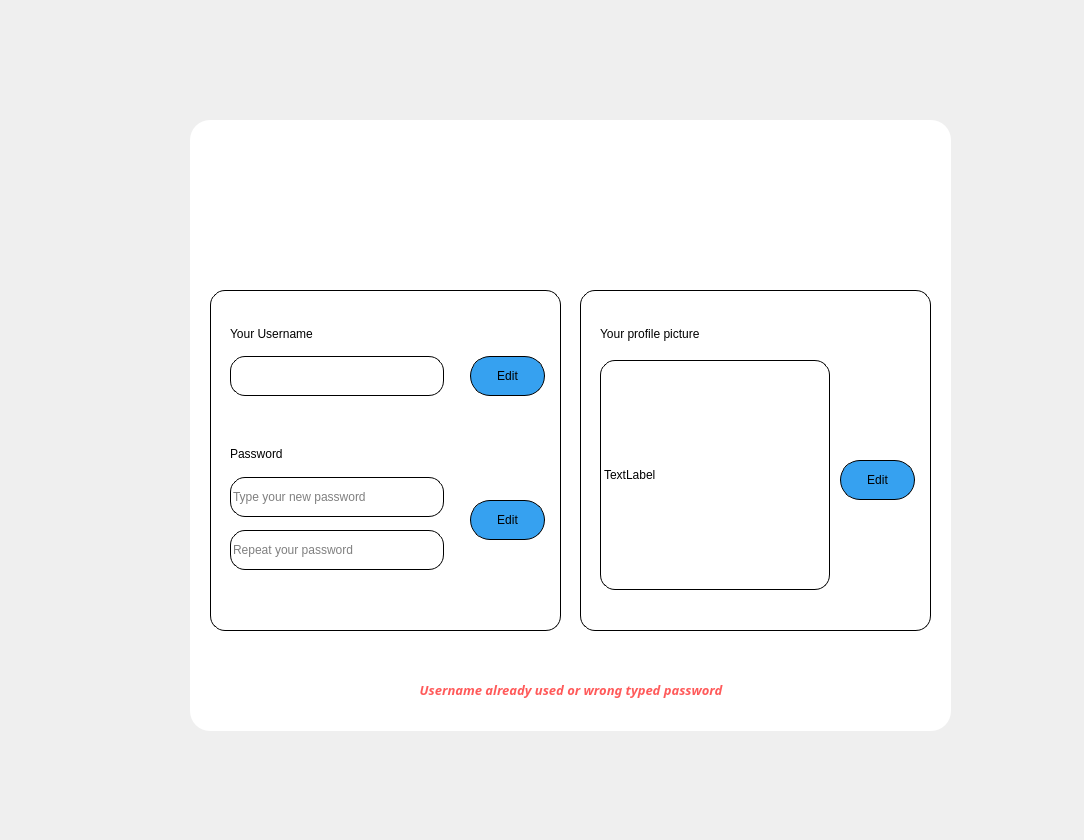
The window that Client/ProgettoGUI/Settings.ui (pierangelomartellone/PDS_Project) describes before a commit, drawn with Qt 5.
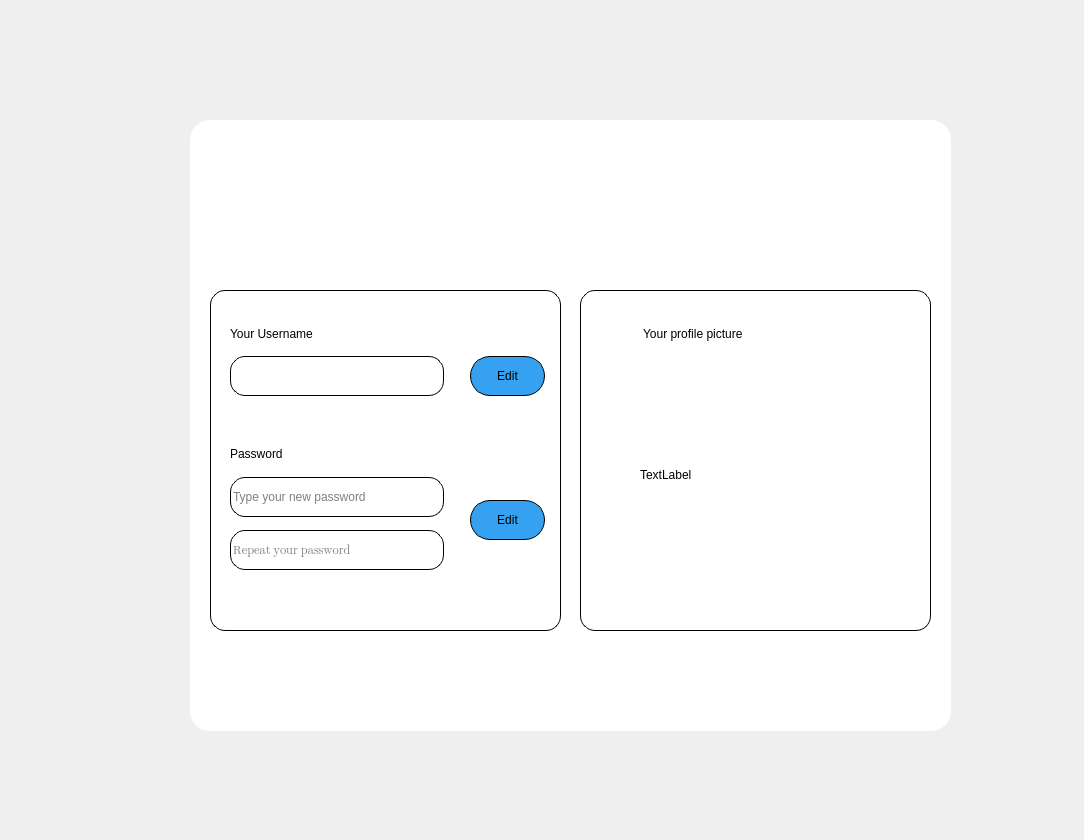
The same window after the commit. Icons and pictures are not drawn.

Commit message: Password and image editing

```diff
--- a/Client/ProgettoGUI/Settings.ui
+++ b/Client/ProgettoGUI/Settings.ui
@@ -118,15 +118,36 @@
        <height>35</height>
       </size>
      </property>
+     <property name="font">
+      <font>
+       <family>Segoe UI Emoji</family>
+       <pointsize>9</pointsize>
+       <weight>50</weight>
+       <italic>false</italic>
+       <bold>false</bold>
+       <strikeout>false</strikeout>
+       <stylestrategy>PreferDefault</stylestrategy>
+       <kerning>false</kerning>
+      </font>
+     </property>
      <property name="styleSheet">
       <string notr="true">border-radius: 15px;
 font: 10pt &quot;Segoe UI Emoji&quot;;
 background: white;
 border:1px solid black;</string>
      </property>
+     <property name="echoMode">
+      <enum>QLineEdit::Password</enum>
+     </property>
+     <property name="dragEnabled">
+      <bool>false</bool>
+     </property>
      <property name="placeholderText">
       <string>Repeat your password</string>
      </property>
+     <property name="clearButtonEnabled">
+      <bool>false</bool>
+     </property>
     </widget>
     <widget class="QPushButton" name="editUsernameButton">
      <property name="geometry">
@@ -224,7 +245,7 @@
     <widget class="QLabel" name="label_3">
      <property name="geometry">
       <rect>
-       <x>20</x>
+       <x>63</x>
        <y>30</y>
        <width>146</width>
        <height>27</height>
@@ -237,33 +258,24 @@
       <string>Your profile picture</string>
      </property>
     </widget>
-    <widget class="QPushButton" name="editImage">
+    <widget class="QLabel" name="userImage">
      <property name="geometry">
       <rect>
-       <x>260</x>
-       <y>170</y>
-       <width>75</width>
-       <height>40</height>
-      </rect>
-     </property>
-     <property name="styleSheet">
-      <string notr="true">border-radius: 20px;
-font: 12pt &quot;Segoe UI Emoji&quot;;
-background:rgb(54,161,240);</string>
-     </property>
-     <property name="text">
-      <string>Edit</string>
-     </property>
-    </widget>
-    <widget class="QLabel" name="label_4">
-     <property name="geometry">
-      <rect>
-       <x>20</x>
+       <x>60</x>
        <y>70</y>
        <width>230</width>
        <height>230</height>
       </rect>
      </property>
+     <property name="maximumSize">
+      <size>
+       <width>250</width>
+       <height>250</height>
+      </size>
+     </property>
+     <property name="styleSheet">
+      <string notr="true">border:none;</string>
+     </property>
      <property name="text">
       <string>TextLabel</string>
      </property>
@@ -764,7 +776,7 @@
      <enum>QFrame::NoFrame</enum>
     </property>
     <property name="text">
-     <string>Username already used or wrong typed password</string>
+     <string/>
     </property>
     <property name="alignment">
      <set>Qt::AlignCenter</set>
```
Left out of the diff: 42 changed lines with no effect on the pictures. The commit also changes 129 other files.
